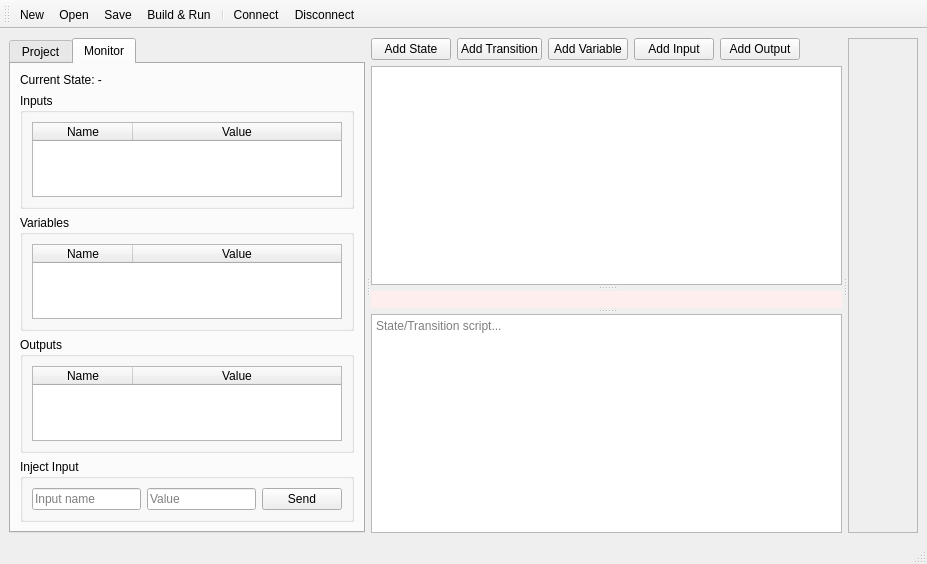
Above: src/core_fsm/ui_qt/mainwindow.ui from EightL/fsm-automata-editor-monitor before the change. Below: the same form after it.
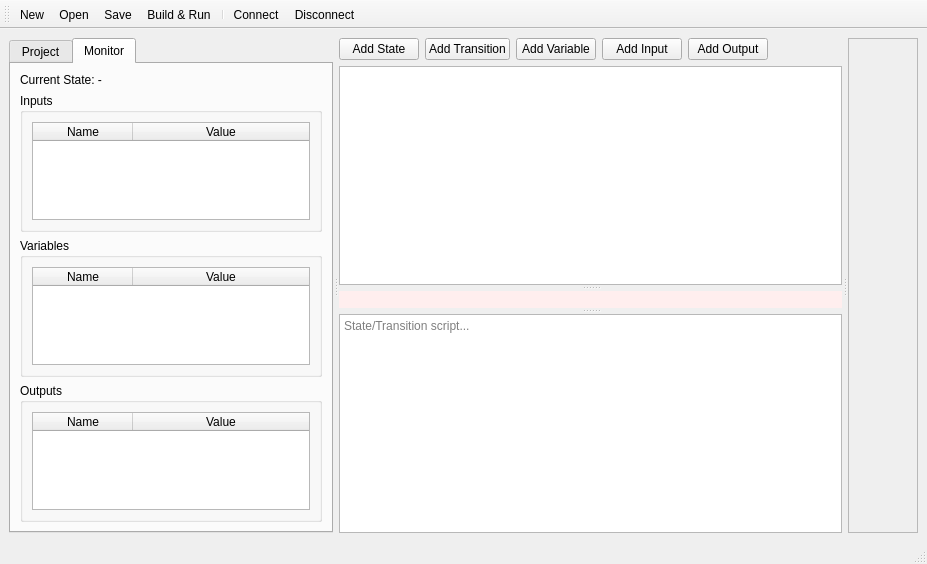
That is the form after the change. The open tabs and pages were chosen to show the change.

Commit message: feat: monitor input injection changed

```diff
--- a/src/core_fsm/ui_qt/mainwindow.ui
+++ b/src/core_fsm/ui_qt/mainwindow.ui
@@ -153,48 +153,6 @@
               </layout>
             </widget>
           </item>
-         <item>
-          <widget class="QGroupBox" name="groupInject">
-           <property name="title">
-            <string>Inject Input</string>
-           </property>
-           <layout class="QHBoxLayout" name="horizontalLayoutInject">
-            <item>
-             <widget class="QLineEdit" name="lineEditInputName">
-              <property name="sizePolicy">
-               <sizepolicy hsizetype="Expanding" vsizetype="Fixed">
-                <horstretch>0</horstretch>
-                <verstretch>0</verstretch>
-               </sizepolicy>
-              </property>
-              <property name="placeholderText">
-               <string>Input name</string>
-              </property>
-             </widget>
-            </item>
-            <item>
-             <widget class="QLineEdit" name="lineEditInputValue">
-              <property name="sizePolicy">
-               <sizepolicy hsizetype="Expanding" vsizetype="Fixed">
-                <horstretch>0</horstretch>
-                <verstretch>0</verstretch>
-               </sizepolicy>
-              </property>
-              <property name="placeholderText">
-               <string>Value</string>
-              </property>
-             </widget>
-            </item>
-            <item>
-             <widget class="QPushButton" name="buttonInject">
-              <property name="text">
-               <string>Send</string>
-              </property>
-             </widget>
-            </item>
-           </layout>
-          </widget>
-         </item>
         </layout>
        </widget>
       </widget>
```
The commit also changes 2 other files.
